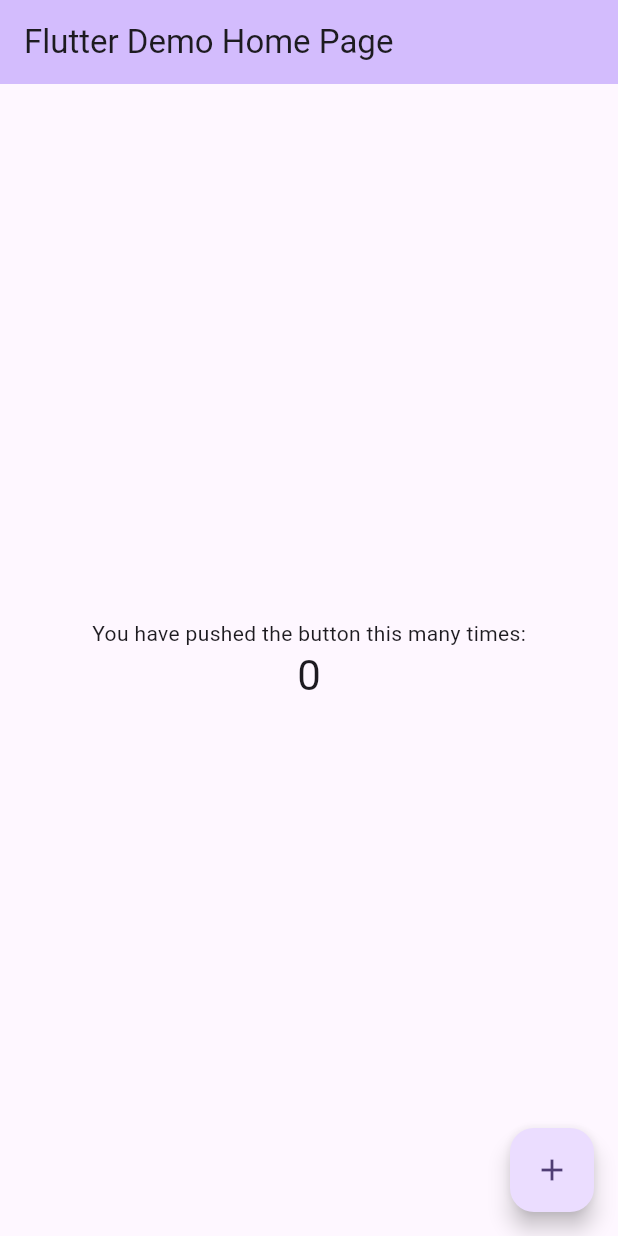
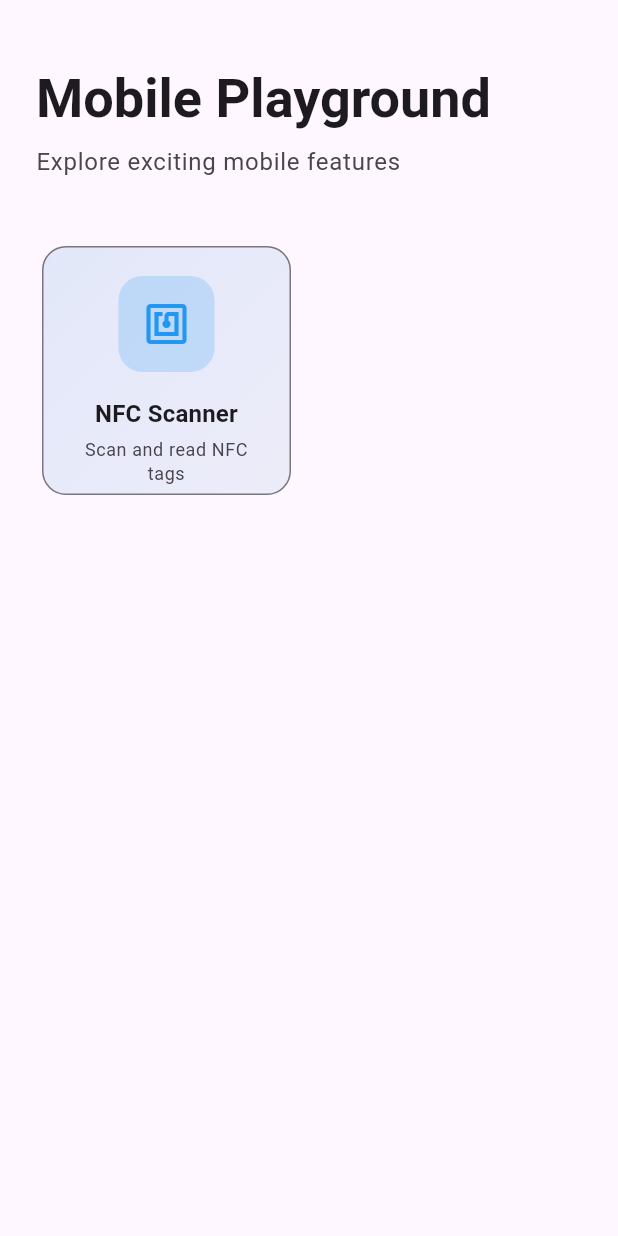
Before and after one commit to Buenaventura-Celine/mobile-playground, a Flutter app: the screen it shows after launch, on a phone screen of 412 x 824 dp. Run offline on Flutter 3.47's test engine with Material 3 defaults, Android fonts, the light colour scheme and no system bars; our stand-ins replace go_router.

Commit message:
feature: implement homescreen

```diff
--- /dev/null
+++ b/lib/home/domain/feature.dart
@@ -0,0 +1,62 @@
+import 'package:flutter/material.dart';
+
+class Feature {
+  final String title;
+  final String description;
+  final IconData icon;
+  final Color color;
+  final String route;
+
+  const Feature({
+    required this.title,
+    required this.description,
+    required this.icon,
+    required this.color,
+    required this.route,
+  });
+}
+
+final List<Feature> features = [
+  const Feature(
+    title: 'NFC Scanner',
+    description: 'Scan and read NFC tags',
+    icon: Icons.nfc,
+    color: Colors.blue,
+    route: '/nfc',
+  ),
+  // const Feature(
+  //   title: 'Camera',
+  //   description: 'Take photos and videos',
+  //   icon: Icons.camera_alt,
+  //   color: Colors.green,
+  //   route: '/camera',
+  // ),
+  // const Feature(
+  //   title: 'Location',
+  //   description: 'GPS and location services',
+  //   icon: Icons.location_on,
+  //   color: Colors.red,
+  //   route: '/location',
+  // ),
+  // const Feature(
+  //   title: 'Sensors',
+  //   description: 'Device sensors data',
+  //   icon: Icons.sensors,
+  //   color: Colors.orange,
+  //   route: '/sensors',
+  // ),
+  // const Feature(
+  //   title: 'Bluetooth',
+  //   description: 'Connect to BLE devices',
+  //   icon: Icons.bluetooth,
+  //   color: Colors.purple,
+  //   route: '/bluetooth',
+  // ),
+  // const Feature(
+  //   title: 'Storage',
+  //   description: 'File system access',
+  //   icon: Icons.storage,
+  //   color: Colors.teal,
+  //   route: '/storage',
+  // ),
+];
--- /dev/null
+++ b/lib/home/presentation/feature_card.dart
@@ -0,0 +1,80 @@
+import 'package:flutter/material.dart';
+import 'package:mobile_playground/home/domain/feature.dart';
+
+class FeatureCard extends StatelessWidget {
+  final Feature feature;
+  final VoidCallback onTap;
+
+  const FeatureCard({super.key,
+    required this.feature,
+    required this.onTap,
+  });
+
+  @override
+  Widget build(BuildContext context) {
+    return Card(
+      elevation: 0,
+      shape: RoundedRectangleBorder(
+        borderRadius: BorderRadius.circular(16),
+        side: BorderSide(
+          color: Theme.of(context).colorScheme.outline,
+          width: 1,
+        ),
+      ),
+      child: InkWell(
+        onTap: onTap,
+        borderRadius: BorderRadius.circular(16),
+        child: Container(
+          padding: const EdgeInsets.all(20),
+          decoration: BoxDecoration(
+            borderRadius: BorderRadius.circular(16),
+            gradient: LinearGradient(
+              begin: Alignment.topLeft,
+              end: Alignment.bottomRight,
+              colors: [
+                feature.color.withOpacity(0.1),
+                feature.color.withOpacity(0.05),
+              ],
+            ),
+          ),
+          child: Column(
+            mainAxisAlignment: MainAxisAlignment.center,
+            children: [
+              Container(
+                padding: const EdgeInsets.all(16),
+                decoration: BoxDecoration(
+                  color: feature.color.withOpacity(0.2),
+                  borderRadius: BorderRadius.circular(16),
+                ),
+                child: Icon(
+                  feature.icon,
+                  size: 32,
+                  color: feature.color,
+                ),
+              ),
+              const SizedBox(height: 16),
+              Text(
+                feature.title,
+                style: Theme.of(context).textTheme.titleMedium?.copyWith(
+                  fontWeight: FontWeight.w600,
+                  color: Theme.of(context).colorScheme.onSurface,
+                ),
+                textAlign: TextAlign.center,
+              ),
+              const SizedBox(height: 4),
+              Text(
+                feature.description,
+                style: Theme.of(context).textTheme.bodySmall?.copyWith(
+                  color: Theme.of(context).colorScheme.onSurfaceVariant,
+                ),
+                textAlign: TextAlign.center,
+                maxLines: 2,
+                overflow: TextOverflow.ellipsis,
+              ),
+            ],
+          ),
+        ),
+      ),
+    );
+  }
+}
--- /dev/null
+++ b/lib/home/presentation/home_screen.dart
@@ -0,0 +1,59 @@
+import 'package:flutter/material.dart';
+import 'package:go_router/go_router.dart';
+import 'package:mobile_playground/home/domain/feature.dart';
+import 'package:mobile_playground/home/presentation/feature_card.dart';
+
+class HomeScreen extends StatelessWidget {
+  const HomeScreen({super.key});
+
+  @override
+  Widget build(BuildContext context) {
+    return Scaffold(
+      backgroundColor: Theme.of(context).colorScheme.surface,
+      body: SafeArea(
+        child: Padding(
+          padding: const EdgeInsets.all(24.0),
+          child: Column(
+            crossAxisAlignment: CrossAxisAlignment.start,
+            children: [
+              const SizedBox(height: 20),
+              Text(
+                'Mobile Playground',
+                style: Theme.of(context).textTheme.displaySmall?.copyWith(
+                  fontWeight: FontWeight.bold,
+                  color: Theme.of(context).colorScheme.onSurface,
+                ),
+              ),
+              const SizedBox(height: 8),
+              Text(
+                'Explore exciting mobile features',
+                style: Theme.of(context).textTheme.bodyLarge?.copyWith(
+                  color: Theme.of(context).colorScheme.onSurfaceVariant,
+                ),
+              ),
+              const SizedBox(height: 40),
+              Expanded(
+                child: GridView.builder(
+                  gridDelegate: const SliverGridDelegateWithFixedCrossAxisCount(
+                    crossAxisCount: 2,
+                    crossAxisSpacing: 16,
+                    mainAxisSpacing: 16,
+                    childAspectRatio: 1.0,
+                  ),
+                  itemCount: features.length,
+                  itemBuilder: (context, index) {
+                    final feature = features[index];
+                    return FeatureCard(
+                      feature: feature,
+                      onTap: () => context.go(feature.route),
+                    );
+                  },
+                ),
+              ),
+            ],
+          ),
+        ),
+      ),
+    );
+  }
+}
--- a/lib/main.dart
+++ b/lib/main.dart
@@ -1,4 +1,5 @@
 import 'package:flutter/material.dart';
+import 'package:mobile_playground/router/router.dart';
 
 void main() {
   runApp(const MyApp());
@@ -6,120 +7,16 @@
 
 class MyApp extends StatelessWidget {
   const MyApp({super.key});
-
-  // This widget is the root of your application.
   @override
   Widget build(BuildContext context) {
-    return MaterialApp(
-      title: 'Flutter Demo',
-      theme: ThemeData(
-        // This is the theme of your application.
-        //
-        // TRY THIS: Try running your application with "flutter run". You'll see
-        // the application has a purple toolbar. Then, without quitting the app,
-        // try changing the seedColor in the colorScheme below to Colors.green
-        // and then invoke "hot reload" (save your changes or press the "hot
-        // reload" button in a Flutter-supported IDE, or press "r" if you used
-        // the command line to start the app).
-        //
-        // Notice that the counter didn't reset back to zero; the application
-        // state is not lost during the reload. To reset the state, use hot
-        // restart instead.
-        //
-        // This works for code too, not just values: Most code changes can be
-        // tested with just a hot reload.
+    return MaterialApp.router(
+        title: 'Flutter Demo',
+        debugShowCheckedModeBanner: false,
+        theme: ThemeData(
         colorScheme: ColorScheme.fromSeed(seedColor: Colors.deepPurple),
         useMaterial3: true,
       ),
-      home: const MyHomePage(title: 'Flutter Demo Home Page'),
+        routerConfig: router
     );
   }
 }
-
-class MyHomePage extends StatefulWidget {
-  const MyHomePage({super.key, required this.title});
-
-  // This widget is the home page of your application. It is stateful, meaning
-  // that it has a State object (defined below) that contains fields that affect
-  // how it looks.
-
-  // This class is the configuration for the state. It holds the values (in this
-  // case the title) provided by the parent (in this case the App widget) and
-  // used by the build method of the State. Fields in a Widget subclass are
-  // always marked "final".
-
-  final String title;
-
-  @override
-  State<MyHomePage> createState() => _MyHomePageState();
-}
-
-class _MyHomePageState extends State<MyHomePage> {
-  int _counter = 0;
-
-  void _incrementCounter() {
-    setState(() {
-      // This call to setState tells the Flutter framework that something has
-      // changed in this State, which causes it to rerun the build method below
-      // so that the display can reflect the updated values. If we changed
-      // _counter without calling setState(), then the build method would not be
-      // called again, and so nothing would appear to happen.
-      _counter++;
-    });
-  }
-
-  @override
-  Widget build(BuildContext context) {
-    // This method is rerun every time setState is called, for instance as done
-    // by the _incrementCounter method above.
-    //
-    // The Flutter framework has been optimized to make rerunning build methods
-    // fast, so that you can just rebuild anything that needs updating rather
-    // than having to individually change instances of widgets.
-    return Scaffold(
-      appBar: AppBar(
-        // TRY THIS: Try changing the color here to a specific color (to
-        // Colors.amber, perhaps?) and trigger a hot reload to see the AppBar
-        // change color while the other colors stay the same.
-        backgroundColor: Theme.of(context).colorScheme.inversePrimary,
-        // Here we take the value from the MyHomePage object that was created by
-        // the App.build method, and use it to set our appbar title.
-        title: Text(widget.title),
-      ),
-      body: Center(
-        // Center is a layout widget. It takes a single child and positions it
-        // in the middle of the parent.
-        child: Column(
-          // Column is also a layout widget. It takes a list of children and
-          // arranges them vertically. By default, it sizes itself to fit its
-          // children horizontally, and tries to be as tall as its parent.
-          //
-          // Column has various properties to control how it sizes itself and
-          // how it positions its children. Here we use mainAxisAlignment to
-          // center the children vertically; the main axis here is the vertical
-          // axis because Columns are vertical (the cross axis would be
-          // horizontal).
-          //
-          // TRY THIS: Invoke "debug painting" (choose the "Toggle Debug Paint"
-          // action in the IDE, or press "p" in the console), to see the
-          // wireframe for each widget.
-          mainAxisAlignment: MainAxisAlignment.center,
-          children: <Widget>[
-            const Text(
-              'You have pushed the button this many times:',
-            ),
-            Text(
-              '$_counter',
-              style: Theme.of(context).textTheme.headlineMedium,
-            ),
-          ],
-        ),
-      ),
-      floatingActionButton: FloatingActionButton(
-        onPressed: _incrementCounter,
-        tooltip: 'Increment',
-        child: const Icon(Icons.add),
-      ), // This trailing comma makes auto-formatting nicer for build methods.
-    );
-  }
-}
--- /dev/null
+++ b/lib/router/router.dart
@@ -0,0 +1,22 @@
+import 'package:flutter/material.dart';
+import 'package:go_router/go_router.dart';
+import 'package:mobile_playground/home/presentation/home_screen.dart';
+
+final GoRouter router = GoRouter(
+  routes: <RouteBase>[
+    GoRoute(
+      path: '/',
+      builder: (BuildContext context, GoRouterState state) {
+        return const HomeScreen();
+      },
+      routes: <RouteBase>[
+        GoRoute(
+          path: 'nfc',
+          builder: (BuildContext context, GoRouterState state) {
+            return const HomeScreen();
+          },
+        ),
+      ],
+    ),
+  ],
+);
--- a/pubspec.yaml
+++ b/pubspec.yaml
@@ -34,6 +34,12 @@ dependencies:
   # The following adds the Cupertino Icons font to your application.
   # Use with the CupertinoIcons class for iOS style icons.
   cupertino_icons: ^1.0.8
+
+  # Navigation
+  go_router: ^14.2.7
+
+  # Additional UI components
+  card_swiper: ^3.0.1
 
 dev_dependencies:
   flutter_test:
```
Also changed, not shown: pubspec.lock, 6 other files.
